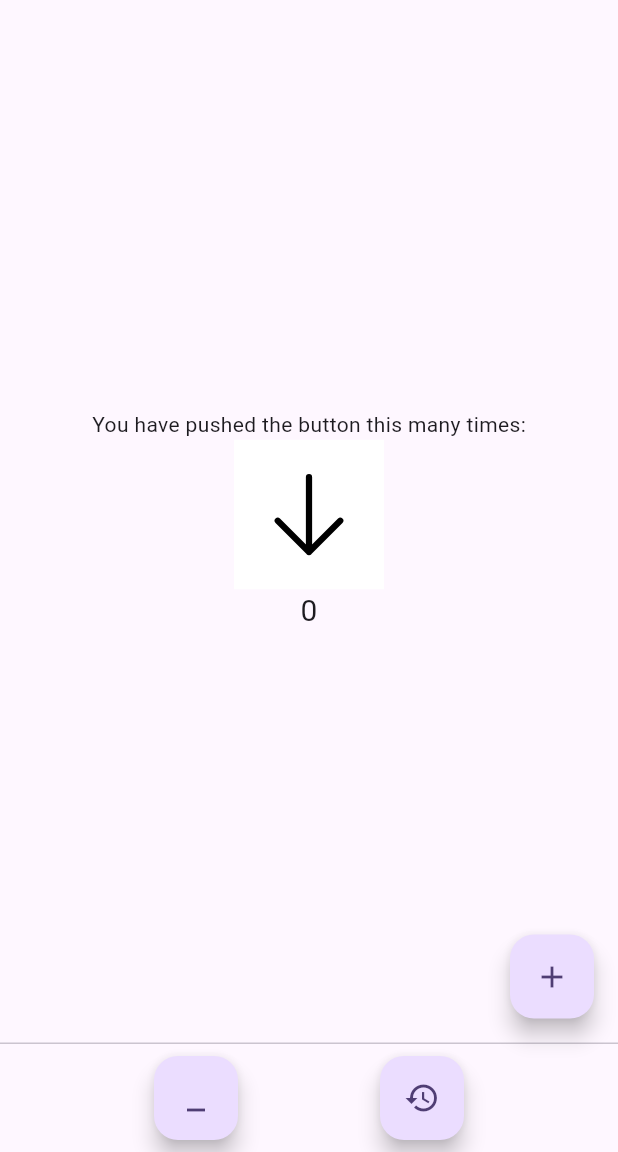
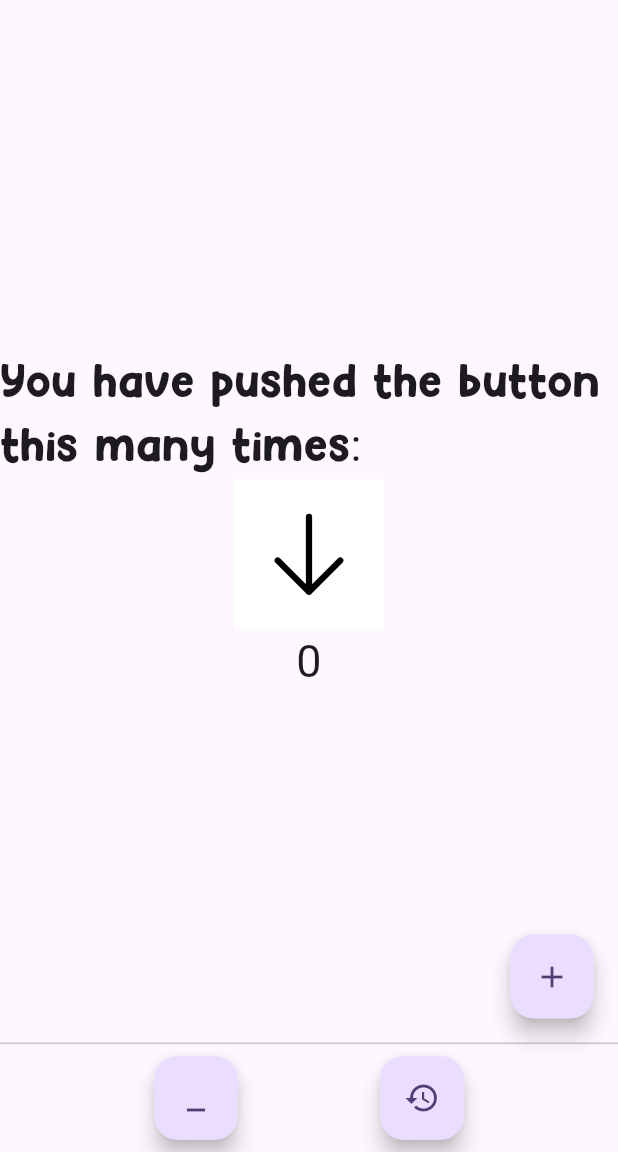
Before and after one commit to Vaporu-Code/laboratorios_Acevedo, a Flutter app: the screen it shows after launch, on a phone screen of 412 x 824 dp, the part 84-1236 px from its top. Run offline on Flutter 3.47's test engine with Material 3 defaults, Android fonts, the phone set to English and light mode, and no system bars; our stand-ins replace flutter_svg.

Commit message:
solved font added

```diff
--- a/laboratorio/lib/main.dart
+++ b/laboratorio/lib/main.dart
@@ -78,6 +78,7 @@ class _MyHomePageState extends State<MyHomePage> {
 
             const Text(
               'You have pushed the button this many times:',
+              style: TextStyle(fontFamily: 'Heycomic', fontSize: 30),
             ),
 
             SvgPicture.asset(
@@ -88,7 +89,7 @@ class _MyHomePageState extends State<MyHomePage> {
 
             Text(
               '$_counter',
-              style: TextStyle(fontFamily: 'Heycomic', fontSize: 20),
+              style: TextStyle(fontFamily: 'Heycomic', fontSize: 30),
             ),
 
           ],
--- a/laboratorio/pubspec.yaml
+++ b/laboratorio/pubspec.yaml
@@ -61,10 +61,11 @@ flutter:
   assets:
     - assets/icons/arrow-down-svgrepo-com.svg
 
+
   fonts:
     - family: Heycomic
       fonts:
-        - assets: fonts/Hey Comic.ttf
+        - asset: fonts/Hey_Comic.ttf
 
   # To add assets to your application, add an assets section, like this:
   # assets:
```
Also changed, not shown: laboratorio/fonts/Hey_Comic.ttf (renamed from laboratorio/fonts/Hey Comic.ttf).
